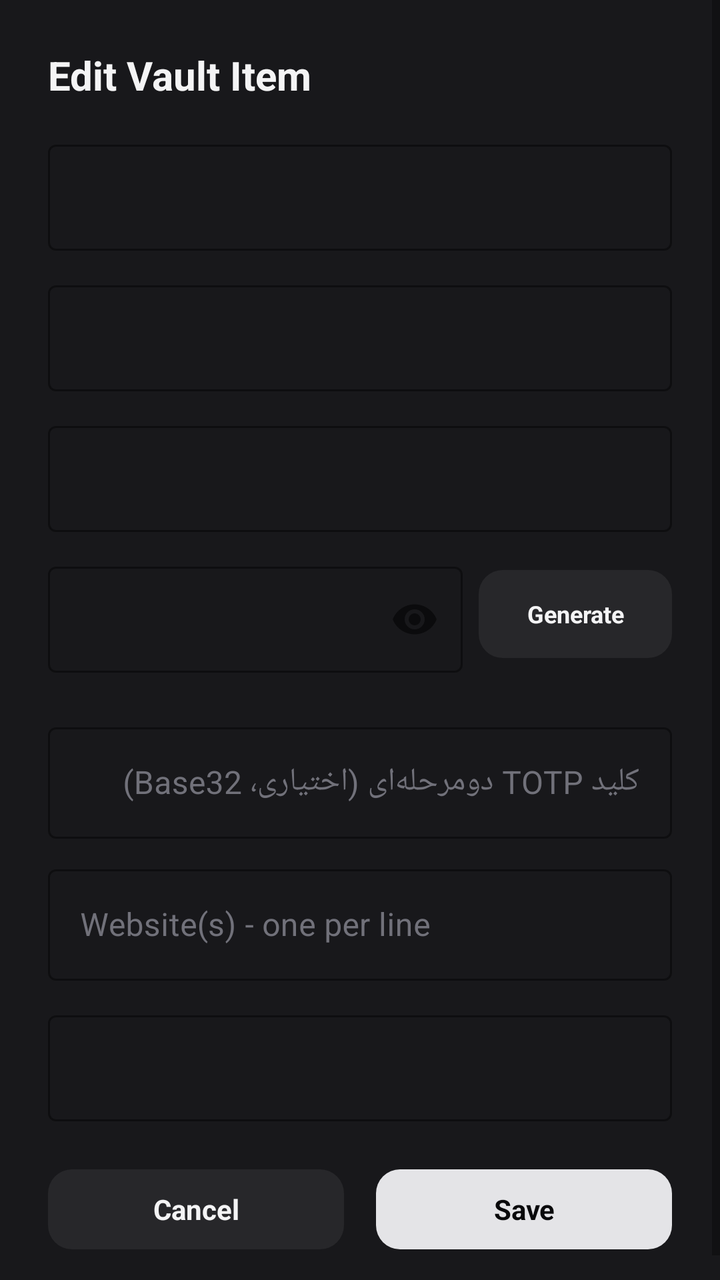
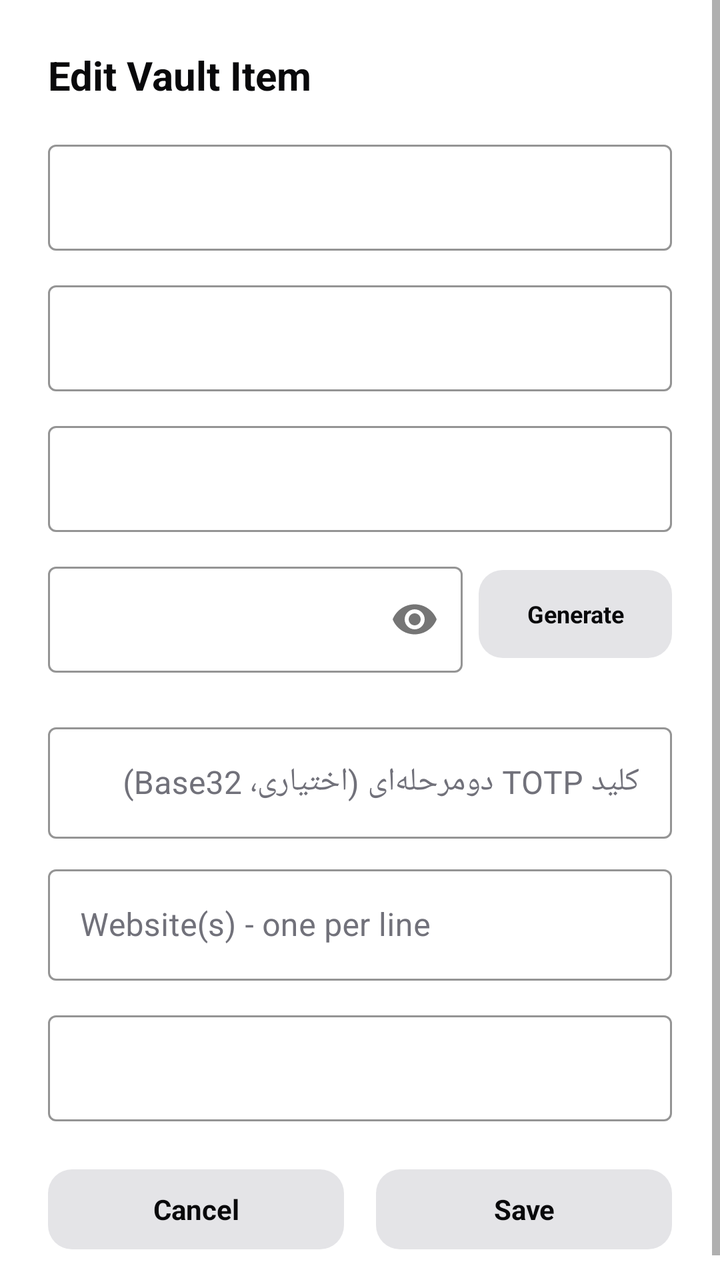

Compare the two renders of this Android layout. The source of the first and the diff that turns it into the second are given below.
<!-- AndroidManifest.xml: application theme Theme.Material3.Dark.NoActionBar -->
<!-- res/layout/dialog_add_vault_item.xml -->
<?xml version="1.0" encoding="utf-8"?>
<ScrollView xmlns:android="http://schemas.android.com/apk/res/android"
    xmlns:app="http://schemas.android.com/apk/res-auto"
    android:layout_width="match_parent"
    android:layout_height="wrap_content">

    <LinearLayout
        android:layout_width="match_parent"
        android:layout_height="wrap_content"
        android:orientation="vertical"
        android:background="#18181B"
        android:padding="24dp">

        <TextView
            android:id="@+id/tvDialogTitle"
            android:layout_width="wrap_content"
            android:layout_height="wrap_content"
            android:text="Edit Vault Item"
            android:textColor="#F4F4F5"
            android:textSize="20sp"
            android:textStyle="bold"
            android:layout_marginBottom="16dp" />

        <com.google.android.material.textfield.TextInputLayout
            android:id="@+id/tilTitle"
            style="@style/Widget.MaterialComponents.TextInputLayout.OutlinedBox"
            android:layout_width="match_parent"
            android:layout_height="wrap_content"
            android:layout_marginBottom="12dp"
            app:boxStrokeColor="#3B82F6"
            app:hintTextColor="#3B82F6">

            <com.google.android.material.textfield.TextInputEditText
                android:id="@+id/etTitle"
                android:layout_width="match_parent"
                android:layout_height="wrap_content"
                android:textColor="#F4F4F5"
                android:textSize="14sp" />
        </com.google.android.material.textfield.TextInputLayout>

        <com.google.android.material.textfield.TextInputLayout
            android:id="@+id/tilCategory"
            style="@style/Widget.MaterialComponents.TextInputLayout.OutlinedBox"
            android:layout_width="match_parent"
            android:layout_height="wrap_content"
            android:layout_marginBottom="12dp"
            app:boxStrokeColor="#3B82F6"
            app:hintTextColor="#3B82F6">

            <com.google.android.material.textfield.TextInputEditText
                android:id="@+id/etCategory"
                android:layout_width="match_parent"
                android:layout_height="wrap_content"
                android:textColor="#F4F4F5"
                android:textSize="14sp" />
        </com.google.android.material.textfield.TextInputLayout>

        <com.google.android.material.textfield.TextInputLayout
            android:id="@+id/tilUsername"
            style="@style/Widget.MaterialComponents.TextInputLayout.OutlinedBox"
            android:layout_width="match_parent"
            android:layout_height="wrap_content"
            android:layout_marginBottom="12dp"
            app:boxStrokeColor="#3B82F6"
            app:hintTextColor="#3B82F6">

            <com.google.android.material.textfield.TextInputEditText
                android:id="@+id/etUsername"
                android:layout_width="match_parent"
                android:layout_height="wrap_content"
                android:textColor="#F4F4F5"
                android:textSize="14sp" />
        </com.google.android.material.textfield.TextInputLayout>

        <LinearLayout
            android:layout_width="match_parent"
            android:layout_height="wrap_content"
            android:orientation="horizontal"
            android:gravity="center_vertical"
            android:layout_marginBottom="12dp">

            <com.google.android.material.textfield.TextInputLayout
                android:id="@+id/tilPassword"
                style="@style/Widget.MaterialComponents.TextInputLayout.OutlinedBox"
                android:layout_width="0dp"
                android:layout_height="wrap_content"
                android:layout_weight="1"
                app:passwordToggleEnabled="true"
                app:boxStrokeColor="#3B82F6"
                app:hintTextColor="#3B82F6">

                <com.google.android.material.textfield.TextInputEditText
                    android:id="@+id/etPassword"
                    android:layout_width="match_parent"
                    android:layout_height="wrap_content"
                    android:inputType="textPassword"
                    android:textColor="#F4F4F5"
                    android:textSize="14sp" />
            </com.google.android.material.textfield.TextInputLayout>

            <com.google.android.material.button.MaterialButton
                android:id="@+id/btnGenerate"
                style="@style/Widget.Material3.Button.TonalButton"
                android:layout_width="wrap_content"
                android:layout_height="52dp"
                android:layout_marginStart="8dp"
                android:text="Generate"
                android:textSize="12sp"
                android:textStyle="bold"
                android:textColor="#F4F4F5"
                app:backgroundTint="#27272A"
                app:cornerRadius="12dp" />
        </LinearLayout>

        
        <com.google.android.material.textfield.TextInputLayout
            android:id="@+id/tilTotpSecret"
            style="@style/Widget.MaterialComponents.TextInputLayout.OutlinedBox"
            android:layout_width="match_parent"
            android:layout_height="wrap_content"
            android:layout_marginTop="10dp"
            android:hint="کلید TOTP دو‌مرحله‌ای (اختیاری، Base32)"
            android:textColorHint="#71717A"
            app:boxStrokeColor="#A1A1AA"
            app:hintTextColor="#F4F4F5">

            <com.google.android.material.textfield.TextInputEditText
                android:id="@+id/etTotpSecret"
                android:layout_width="match_parent"
                android:layout_height="wrap_content"
                android:textColor="#F4F4F5" />
        </com.google.android.material.textfield.TextInputLayout>

        <com.google.android.material.textfield.TextInputLayout
            android:id="@+id/tilWebsite"
            style="@style/Widget.MaterialComponents.TextInputLayout.OutlinedBox"
            android:layout_width="match_parent"
            android:layout_height="wrap_content"
            android:layout_marginTop="10dp"
            android:hint="Website(s) - one per line"
            android:textColorHint="#71717A"
            app:boxStrokeColor="#A1A1AA"
            app:hintTextColor="#F4F4F5">

            <com.google.android.material.textfield.TextInputEditText
                android:id="@+id/etWebsite"
                android:layout_width="match_parent"
                android:layout_height="wrap_content"
                android:inputType="textMultiLine|textUri"
                android:minLines="1"
                android:textColor="#F4F4F5" />
        </com.google.android.material.textfield.TextInputLayout>

        <com.google.android.material.textfield.TextInputLayout
            android:id="@+id/tilNotes"
            style="@style/Widget.MaterialComponents.TextInputLayout.OutlinedBox"
            android:layout_width="match_parent"
            android:layout_height="wrap_content"
            android:layout_marginTop="12dp"
            android:layout_marginBottom="20dp"
            app:boxStrokeColor="#3B82F6"
            app:hintTextColor="#3B82F6">

            <com.google.android.material.textfield.TextInputEditText
                android:id="@+id/etNotes"
                android:layout_width="match_parent"
                android:layout_height="wrap_content"
                android:textColor="#F4F4F5"
                android:textSize="14sp" />
        </com.google.android.material.textfield.TextInputLayout>

        
        <LinearLayout
            android:layout_width="match_parent"
            android:layout_height="wrap_content"
            android:orientation="horizontal"
            android:gravity="center">

            <com.google.android.material.button.MaterialButton
                android:id="@+id/btnCancel"
                style="@style/Widget.Material3.Button.TonalButton"
                android:layout_width="0dp"
                android:layout_height="48dp"
                android:layout_weight="1"
                android:layout_marginEnd="8dp"
                android:text="Cancel"
                android:textSize="14sp"
                android:textStyle="bold"
                android:textColor="#F4F4F5"
                app:backgroundTint="#27272A"
                app:cornerRadius="12dp" />

            <com.google.android.material.button.MaterialButton
                android:id="@+id/btnSave"
                style="@style/Widget.Material3.Button"
                android:layout_width="0dp"
                android:layout_height="48dp"
                android:layout_weight="1"
                android:layout_marginStart="8dp"
                android:text="Save"
                android:textSize="14sp"
                android:textStyle="bold"
                android:textColor="#09090B"
                app:backgroundTint="#E4E4E7"
                app:cornerRadius="12dp" />
        </LinearLayout>

    </LinearLayout>
</ScrollView>
<!-- resources referenced by this layout -->
<resources>
  <style name="Theme.Material3.Dark.NoActionBar" parent="Theme.MaterialComponents.DayNight.NoActionBar">
          <item name="android:statusBarColor">#09090B</item>
          <item name="android:windowBackground">#09090B</item>
      </style>
</resources>

<!-- the commit's change to res/layout/dialog_add_vault_item.xml (unified diff, before → after) -->
@@ -8,7 +8,7 @@
         android:layout_width="match_parent"
         android:layout_height="wrap_content"
         android:orientation="vertical"
-        android:background="#18181B"
+        android:background="@color/nordic_surface"
         android:padding="24dp">
 
         <TextView
@@ -16,7 +16,7 @@
             android:layout_width="wrap_content"
             android:layout_height="wrap_content"
             android:text="Edit Vault Item"
-            android:textColor="#F4F4F5"
+            android:textColor="@color/nordic_text_primary"
             android:textSize="20sp"
             android:textStyle="bold"
             android:layout_marginBottom="16dp" />
@@ -34,7 +34,7 @@
                 android:id="@+id/etTitle"
                 android:layout_width="match_parent"
                 android:layout_height="wrap_content"
-                android:textColor="#F4F4F5"
+                android:textColor="@color/nordic_text_primary"
                 android:textSize="14sp" />
         </com.google.android.material.textfield.TextInputLayout>
 
@@ -51,7 +51,7 @@
                 android:id="@+id/etCategory"
                 android:layout_width="match_parent"
                 android:layout_height="wrap_content"
-                android:textColor="#F4F4F5"
+                android:textColor="@color/nordic_text_primary"
                 android:textSize="14sp" />
         </com.google.android.material.textfield.TextInputLayout>
 
@@ -68,7 +68,7 @@
                 android:id="@+id/etUsername"
                 android:layout_width="match_parent"
                 android:layout_height="wrap_content"
-                android:textColor="#F4F4F5"
+                android:textColor="@color/nordic_text_primary"
                 android:textSize="14sp" />
         </com.google.android.material.textfield.TextInputLayout>
 
@@ -94,7 +94,7 @@
                     android:layout_width="match_parent"
                     android:layout_height="wrap_content"
                     android:inputType="textPassword"
-                    android:textColor="#F4F4F5"
+                    android:textColor="@color/nordic_text_primary"
                     android:textSize="14sp" />
             </com.google.android.material.textfield.TextInputLayout>
 
@@ -107,8 +107,8 @@
                 android:text="Generate"
                 android:textSize="12sp"
                 android:textStyle="bold"
-                android:textColor="#F4F4F5"
-                app:backgroundTint="#27272A"
+                android:textColor="@color/nordic_text_primary"
+                app:backgroundTint="@color/nordic_soft_btn_bg"
                 app:cornerRadius="12dp" />
         </LinearLayout>
 
@@ -120,15 +120,15 @@
             android:layout_height="wrap_content"
             android:layout_marginTop="10dp"
             android:hint="کلید TOTP دو‌مرحله‌ای (اختیاری، Base32)"
-            android:textColorHint="#71717A"
-            app:boxStrokeColor="#A1A1AA"
-            app:hintTextColor="#F4F4F5">
+            android:textColorHint="@color/nordic_text_secondary"
+            app:boxStrokeColor="@color/nordic_border"
+            app:hintTextColor="@color/nordic_text_primary">
 
             <com.google.android.material.textfield.TextInputEditText
                 android:id="@+id/etTotpSecret"
                 android:layout_width="match_parent"
                 android:layout_height="wrap_content"
-                android:textColor="#F4F4F5" />
+                android:textColor="@color/nordic_text_primary" />
         </com.google.android.material.textfield.TextInputLayout>
 
         <com.google.android.material.textfield.TextInputLayout
@@ -138,9 +138,9 @@
             android:layout_height="wrap_content"
             android:layout_marginTop="10dp"
             android:hint="Website(s) - one per line"
-            android:textColorHint="#71717A"
-            app:boxStrokeColor="#A1A1AA"
-            app:hintTextColor="#F4F4F5">
+            android:textColorHint="@color/nordic_text_secondary"
+            app:boxStrokeColor="@color/nordic_border"
+            app:hintTextColor="@color/nordic_text_primary">
 
             <com.google.android.material.textfield.TextInputEditText
                 android:id="@+id/etWebsite"
@@ -148,7 +148,7 @@
                 android:layout_height="wrap_content"
                 android:inputType="textMultiLine|textUri"
                 android:minLines="1"
-                android:textColor="#F4F4F5" />
+                android:textColor="@color/nordic_text_primary" />
         </com.google.android.material.textfield.TextInputLayout>
 
         <com.google.android.material.textfield.TextInputLayout
@@ -165,7 +165,7 @@
                 android:id="@+id/etNotes"
                 android:layout_width="match_parent"
                 android:layout_height="wrap_content"
-                android:textColor="#F4F4F5"
+                android:textColor="@color/nordic_text_primary"
                 android:textSize="14sp" />
         </com.google.android.material.textfield.TextInputLayout>
 
@@ -186,8 +186,8 @@
                 android:text="Cancel"
                 android:textSize="14sp"
                 android:textStyle="bold"
-                android:textColor="#F4F4F5"
-                app:backgroundTint="#27272A"
+                android:textColor="@color/nordic_text_primary"
+                app:backgroundTint="@color/nordic_soft_btn_bg"
                 app:cornerRadius="12dp" />
 
             <com.google.android.material.button.MaterialButton
@@ -200,8 +200,8 @@
                 android:text="Save"
                 android:textSize="14sp"
                 android:textStyle="bold"
-                android:textColor="#09090B"
-                app:backgroundTint="#E4E4E7"
+                android:textColor="@color/nordic_primary_btn_text"
+                app:backgroundTint="@color/nordic_primary_btn_bg"
                 app:cornerRadius="12dp" />
         </LinearLayout>
 
<!-- resource entries referenced after the edit -->
@@ -1,8 +1,16 @@
 <!-- resources referenced by this layout -->
 <resources>
+  <color name="nordic_border">#E4E4E7</color>
+  <color name="nordic_primary_btn_bg">#E4E4E7</color>
+  <color name="nordic_primary_btn_text">#09090B</color>
+  <color name="nordic_soft_btn_bg">#E4E4E7</color>
+  <color name="nordic_surface">#FFFFFF</color>
+  <color name="nordic_text_primary">#09090B</color>
+  <color name="nordic_text_secondary">#71717A</color>
   <style name="Theme.Material3.Dark.NoActionBar" parent="Theme.MaterialComponents.DayNight.NoActionBar">
-          <item name="android:statusBarColor">#09090B</item>
-          <item name="android:windowBackground">#09090B</item>
+          <item name="android:statusBarColor">@color/nordic_bg</item>
+          <item name="android:windowBackground">@color/nordic_bg</item>
       </style>
+  <color name="nordic_bg">#F4F4F5</color>
 </resources>
 
